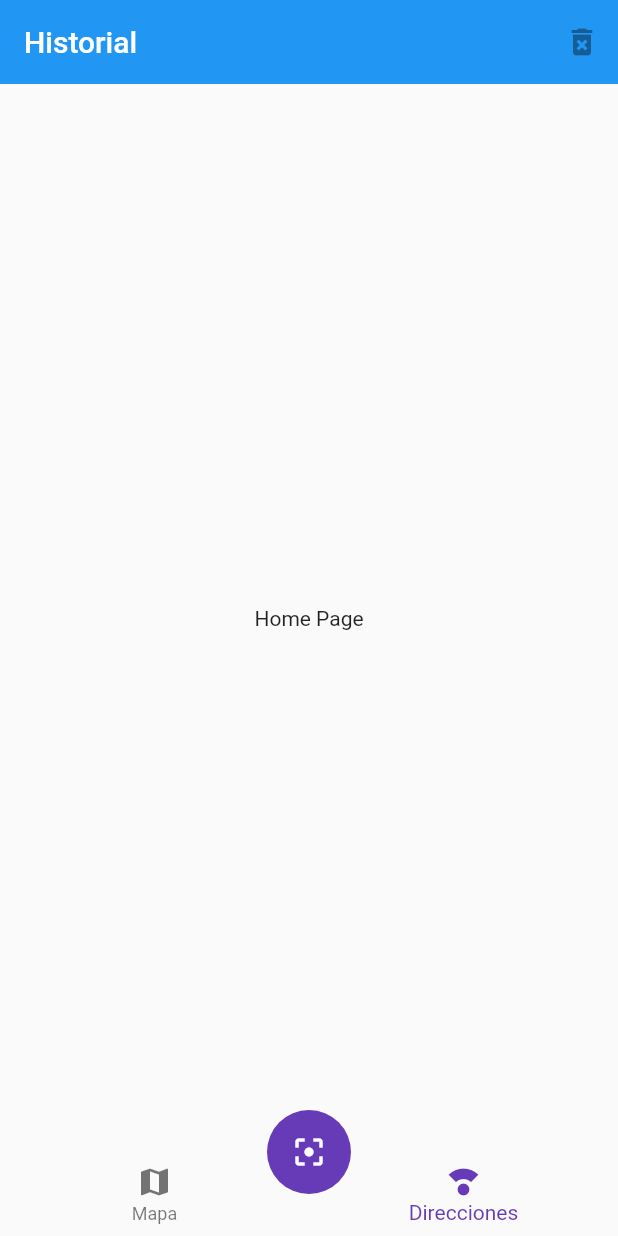
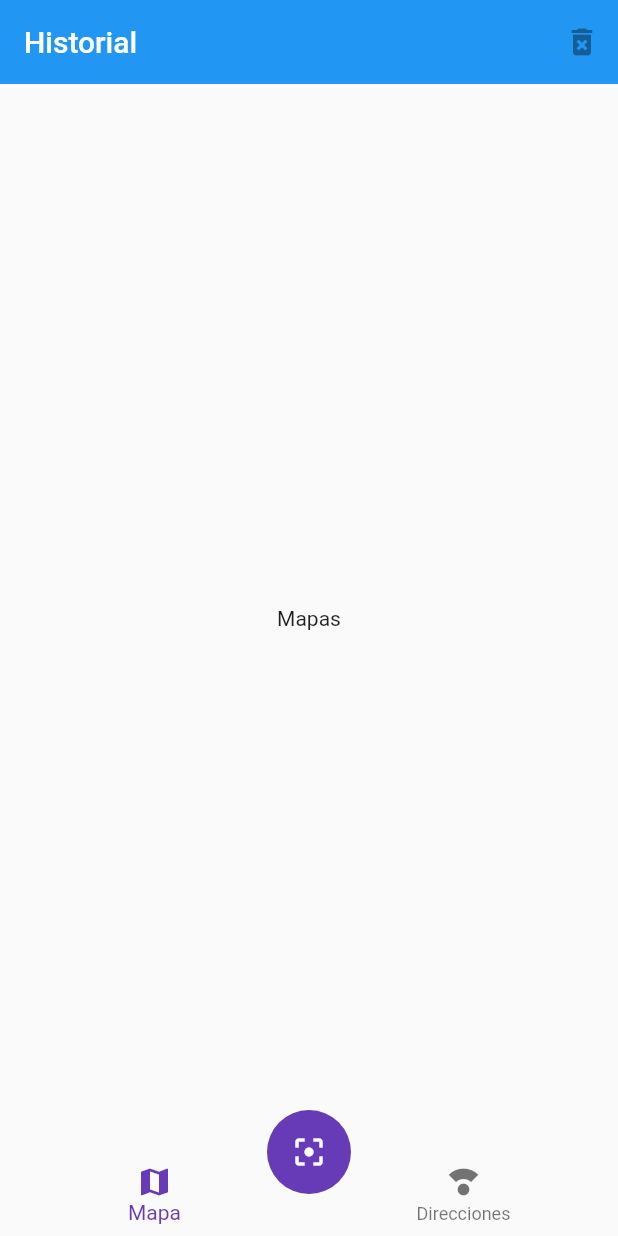
Before and after one commit to dvaldaliso/qr_reader, a Flutter app: the screen it shows after launch, on a phone screen of 412 x 824 dp. Run offline on Flutter 3.47's test engine with Material 2 defaults, Android fonts, the phone set to English and light mode, and no system bars.

```diff
--- a/lib/main.dart
+++ b/lib/main.dart
@@ -1,13 +1,17 @@
 import 'package:flutter/material.dart';
+import 'package:provider/provider.dart';
 import 'package:qr_reader/pages/home_page.dart';
 import 'package:qr_reader/pages/mapa_page.dart';
+import 'package:qr_reader/providers/ui_provider.dart';
 
 void main() => runApp(MyApp());
 
 class MyApp extends StatelessWidget {
   @override
   Widget build(BuildContext context) {
-    return MaterialApp(
+    return MultiProvider(
+      providers: [ChangeNotifierProvider(create: (_) => new UiProvider())],
+      child: MaterialApp(
         debugShowCheckedModeBanner: false,
         title: 'QR Reader',
         initialRoute: 'home',
@@ -17,10 +21,11 @@ class MyApp extends StatelessWidget {
         },
         theme: ThemeData(
             primaryColor: Colors.deepPurple,
-          floatingActionButtonTheme:
-              FloatingActionButtonThemeData(backgroundColor: Colors.deepPurple),
+            floatingActionButtonTheme: FloatingActionButtonThemeData(
+                backgroundColor: Colors.deepPurple),
             bottomNavigationBarTheme: BottomNavigationBarThemeData(
                 selectedItemColor: Colors.deepPurple)),
+      ),
     );
   }
 }
--- /dev/null
+++ b/lib/pages/direcciones_page.dart
@@ -0,0 +1,10 @@
+import 'package:flutter/material.dart';
+
+class DireccionesPage extends StatelessWidget {
+  @override
+  Widget build(BuildContext context) {
+    return Center(
+      child: Text('Direcciones Page'),
+    );
+  }
+}
--- a/lib/pages/home_page.dart
+++ b/lib/pages/home_page.dart
@@ -1,4 +1,9 @@
 import 'package:flutter/material.dart';
+import 'package:provider/provider.dart';
+
+import 'package:qr_reader/pages/direcciones_page.dart';
+import 'package:qr_reader/pages/mapas_page.dart';
+import 'package:qr_reader/providers/ui_provider.dart';
 
 import 'package:qr_reader/widgets/custom_navigatorbar.dart';
 import 'package:qr_reader/widgets/scan_button.dart';
@@ -14,12 +19,32 @@ class HomePage extends StatelessWidget {
           IconButton(onPressed: null, icon: Icon(Icons.delete_forever))
         ],
       ),
-      body: Center(
-        child: Text('Home Page'),
-      ),
+      body: _HomePageBody(),
       bottomNavigationBar: CustomNavigatorBar(),
       floatingActionButton: ScanButton(),
       floatingActionButtonLocation: FloatingActionButtonLocation.centerDocked,
     );
   }
 }
+
+class _HomePageBody extends StatelessWidget {
+  @override
+  Widget build(BuildContext context) {
+    //cambiar para mostrar paginas respectivas
+    //Provider Obtener el selected menu opt
+
+    final uiProvider = Provider.of<UiProvider>(context);
+
+    final currentIndex = uiProvider.selectedMenuOpt;
+
+    switch (currentIndex) {
+      case 0:
+        return MapasPage();
+      case 1:
+        return DireccionesPage();
+
+      default:
+        return MapasPage();
+    }
+  }
+}
--- /dev/null
+++ b/lib/pages/mapas_page.dart
@@ -0,0 +1,10 @@
+import 'package:flutter/material.dart';
+
+class MapasPage extends StatelessWidget {
+  @override
+  Widget build(BuildContext context) {
+    return Center(
+      child: Text('Mapas'),
+    );
+  }
+}
--- /dev/null
+++ b/lib/providers/ui_provider.dart
@@ -0,0 +1,16 @@
+//Servicios o estados
+
+import 'package:flutter/material.dart';
+
+class UiProvider extends ChangeNotifier {
+  int _selectedMenuOpt = 0;
+
+  int get selectedMenuOpt {
+    return this._selectedMenuOpt;
+  }
+
+  set selectedMenuOpt(int i) {
+    this._selectedMenuOpt = i;
+    this.notifyListeners();
+  }
+}
--- a/lib/widgets/custom_navigatorbar.dart
+++ b/lib/widgets/custom_navigatorbar.dart
@@ -1,11 +1,19 @@
 import 'package:flutter/material.dart';
+import 'package:provider/provider.dart';
+
+import 'package:qr_reader/providers/ui_provider.dart';
 
 class CustomNavigatorBar extends StatelessWidget {
   @override
   Widget build(BuildContext context) {
+    final uiProvider = Provider.of<UiProvider>(context);
+
+    final currentIndex = uiProvider.selectedMenuOpt;
+
     return BottomNavigationBar(
         elevation: 0,
-        currentIndex: 1,
+        currentIndex: currentIndex,
+        onTap: (int i) => uiProvider.selectedMenuOpt = i,
         items: <BottomNavigationBarItem>[
           BottomNavigationBarItem(icon: Icon(Icons.map), label: 'Mapa'),
           BottomNavigationBarItem(
--- a/pubspec.yaml
+++ b/pubspec.yaml
@@ -28,6 +28,7 @@ dependencies:
   # The following adds the Cupertino Icons font to your application.
   # Use with the CupertinoIcons class for iOS style icons.
   cupertino_icons: ^1.0.2
+  provider: ^6.0.2
 
 dev_dependencies:
   flutter_test:
```
Also changed, not shown: pubspec.lock. Lines whose indentation alone changed are shown as unchanged.
